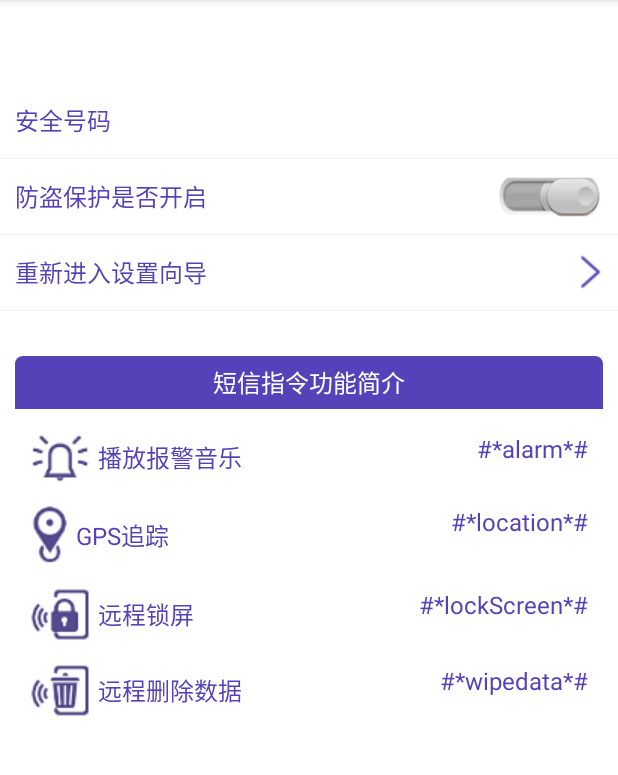
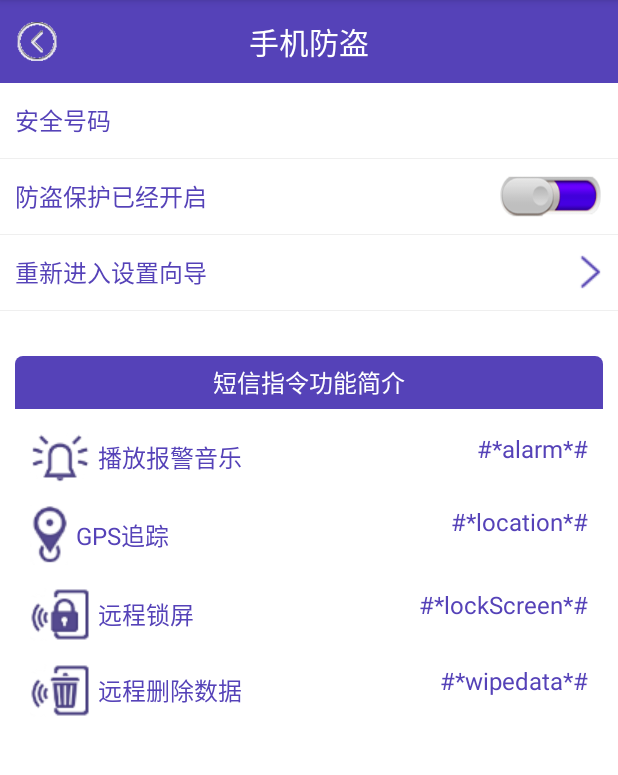
Before and after one commit to ZFJaLLE/MobileGuard, an Android app: the LostFindActivity screen opened directly, with no data from a screen before it, on a phone screen of 412 x 824 dp, the part 84-859 px from its top. Run offline under Robolectric (Android 15) with nearby library versions, the phone set to English and light mode, and no system bars; 1 statement that could not run was skipped.

Commit message:
第四周自动化测试完成(钟丰璟)

```diff
--- a/app/src/main/java/cn/edu/gdmec/android/mobileguard/m2theftguard/LostFindActivity.java
+++ b/app/src/main/java/cn/edu/gdmec/android/mobileguard/m2theftguard/LostFindActivity.java
@@ -1,23 +1,91 @@
 package cn.edu.gdmec.android.mobileguard.m2theftguard;
 
 import android.content.Intent;
+import android.content.SharedPreferences;
 import android.support.v7.app.AppCompatActivity;
 import android.os.Bundle;
+import android.view.View;
+import android.widget.CompoundButton;
+import android.widget.ImageView;
+import android.widget.RelativeLayout;
+import android.widget.TextView;
+import android.widget.ToggleButton;
 
 import cn.edu.gdmec.android.mobileguard.R;
 
-public class LostFindActivity extends AppCompatActivity {
-
+public class LostFindActivity extends AppCompatActivity implements View.OnClickListener{
+    private TextView mSafePhoneTV;
+    private RelativeLayout mInterSetupRL;
+    private SharedPreferences msharedPreferences;
+    private ToggleButton mToggleButton;
+    private TextView mProtectStatusTV;
     @Override
     protected void onCreate(Bundle savedInstanceState) {
         super.onCreate(savedInstanceState);
         setContentView(R.layout.activity_lost_find);
-        startSetUpActivity();
+        msharedPreferences = getSharedPreferences("config", MODE_PRIVATE);
+        if(!isSetup()){
+            startSetUp1Activity();
+        }
+        initView();
     }
 
-    private void startSetUpActivity(){
+    private boolean isSetup(){
+        return msharedPreferences.getBoolean("isSetup()", false);
+    }
+
+    private void initView(){
+        TextView mTitleTV = (TextView) findViewById(R.id.tv_title);
+        mTitleTV.setText("手机防盗");
+        ImageView mLeftImgv = (ImageView) findViewById(R.id.imgv_leftbtn);
+        mLeftImgv.setOnClickListener(this);
+        mLeftImgv.setImageResource(R.drawable.back);
+        findViewById(R.id.rl_titlebar).setBackgroundColor(getResources().getColor(R.color.purple));
+        mSafePhoneTV = (TextView) findViewById(R.id.tv_safephone);
+        mSafePhoneTV.setText(msharedPreferences.getString("safephone",""));
+        mToggleButton = (ToggleButton) findViewById(R.id.togglebtn_lostfind);
+        mInterSetupRL = (RelativeLayout) findViewById(R.id.rl_inter_setup_wizard);
+        mInterSetupRL.setOnClickListener(this);
+        mProtectStatusTV = (TextView) findViewById(R.id.tv_lostfind_protectstauts);
+        //查询手机防盗是否开启，默认为开启
+        boolean protecting = msharedPreferences.getBoolean("protecting", true);
+        if(protecting){
+            mProtectStatusTV.setText("防盗保护已经开启");
+            mToggleButton.setChecked(true);
+        }else{
+            mProtectStatusTV.setText("防盗保护没有开启");
+            mToggleButton.setChecked(false);
+        }
+        mToggleButton.setOnCheckedChangeListener(new CompoundButton.OnCheckedChangeListener() {
+            @Override
+            public void onCheckedChanged(CompoundButton buttonView, boolean isChecked) {
+                if(isChecked){
+                    mProtectStatusTV.setText("防盗保护已经开启");
+                }else{
+                    mProtectStatusTV.setText("防盗保护没有开启");
+                }
+                SharedPreferences.Editor editor = msharedPreferences.edit();
+                editor.putBoolean("protecting", isChecked);
+                editor.commit();
+            }
+        });
+    }
+
+    private void startSetUp1Activity(){
         Intent intent = new Intent(LostFindActivity.this,Setup1Activity.class);
         startActivity(intent);
         finish();
     }
+
+    @Override
+    public void onClick(View view) {
+        switch (view.getId()) {
+            case R.id.rl_inter_setup_wizard:
+                startSetUp1Activity();;
+                break;
+            case R.id.imgv_leftbtn:
+                finish();;
+                break;
+        }
+    }
 }
```
Also changed, not shown: app/src/main/AndroidManifest.xml (+29 -1 lines), app/src/main/java/cn/edu/gdmec/android/mobileguard/m1home/HomeActivity.java (+14 -0 lines), app/src/main/java/cn/edu/gdmec/android/mobileguard/m1home/utils/VersionUpdateUtils.java (+4 -3 lines), app/src/main/java/cn/edu/gdmec/android/mobileguard/m2theftguard/Setup4Activity.java (+41 -2 lines), app/src/main/java/cn/edu/gdmec/android/mobileguard/m2theftguard/receiver/MyDeviceAdminReceiver.java (added, +13 -0 lines), app/src/main/java/cn/edu/gdmec/android/mobileguard/m2theftguard/receiver/SmsLostFindReceiver.java (added, +71 -0 lines), app/src/main/java/cn/edu/gdmec/android/mobileguard/m2theftguard/service/GPSLocationService.java (added, +86 -0 lines), app/src/main/res/xml/device_admin_sample.xml (added, +9 -0 lines), 1 other file.
